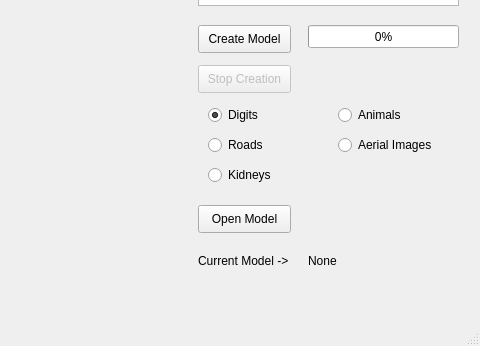
Before: the Qt Designer form src/ui/ui_MainWindow.ui in etiennelndr/analyze_images, drawn with Qt 5; both pictures show x 352 to 832 and y 264 to 610 of the 832 by 610 pixel window.
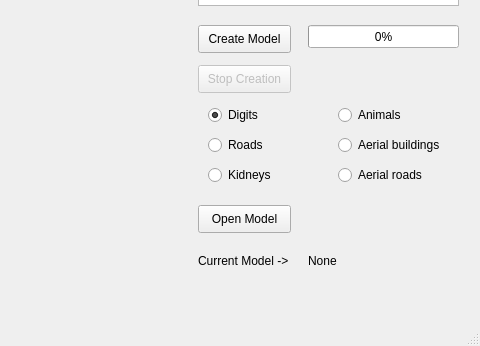
After: the same form once the commit is applied.

```diff
--- a/src/ui/ui_MainWindow.ui
+++ b/src/ui/ui_MainWindow.ui
@@ -308,7 +308,7 @@
      </rect>
     </property>
     <property name="text">
-     <string>Aerial Images</string>
+     <string>Aerial buildings</string>
     </property>
    </widget>
    <widget class="QRadioButton" name="kidneysRadioBtn">
@@ -324,6 +324,19 @@
      <string>Kidneys</string>
     </property>
    </widget>
+   <widget class="QRadioButton" name="aerialRoadsRadioBtn">
+    <property name="geometry">
+     <rect>
+      <x>690</x>
+      <y>410</y>
+      <width>95</width>
+      <height>20</height>
+     </rect>
+    </property>
+    <property name="text">
+     <string>Aerial roads</string>
+    </property>
+   </widget>
   </widget>
   <widget class="QMenuBar" name="menubar">
    <property name="geometry">
```
Left out of the diff: 2 changed lines with no effect on the pictures.
